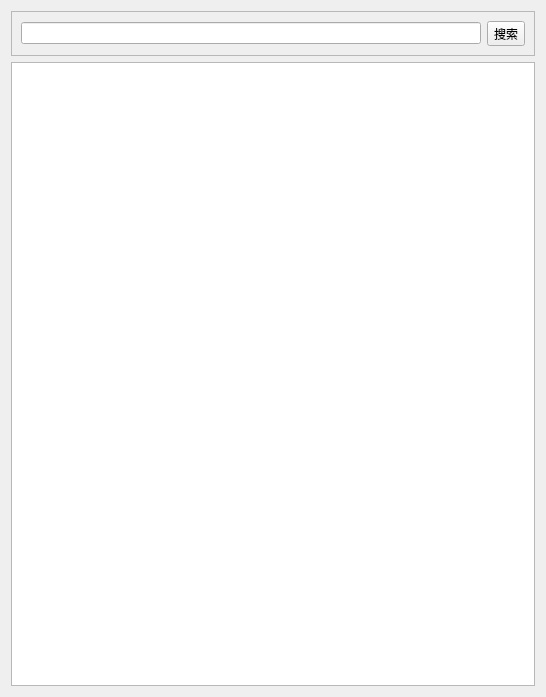
13335637282/Chatting, file search_users.ui: the form before one commit.
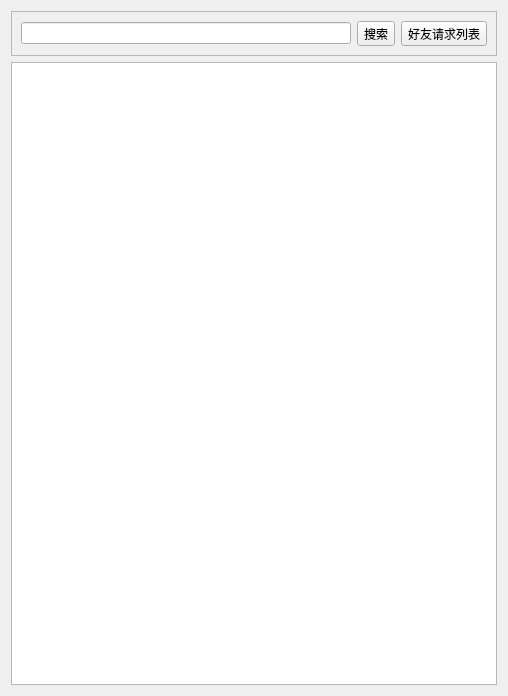
The form after the commit.

Diff of the .ui file:
```diff
--- a/search_users.ui
+++ b/search_users.ui
@@ -6,8 +6,8 @@
    <rect>
     <x>0</x>
     <y>0</y>
-    <width>546</width>
-    <height>697</height>
+    <width>508</width>
+    <height>696</height>
    </rect>
   </property>
   <property name="windowTitle">
@@ -33,6 +33,13 @@
         </property>
        </widget>
       </item>
+      <item>
+       <widget class="QToolButton" name="toolButton_2">
+        <property name="text">
+         <string>好友请求列表</string>
+        </property>
+       </widget>
+      </item>
      </layout>
     </widget>
    </item>
```
